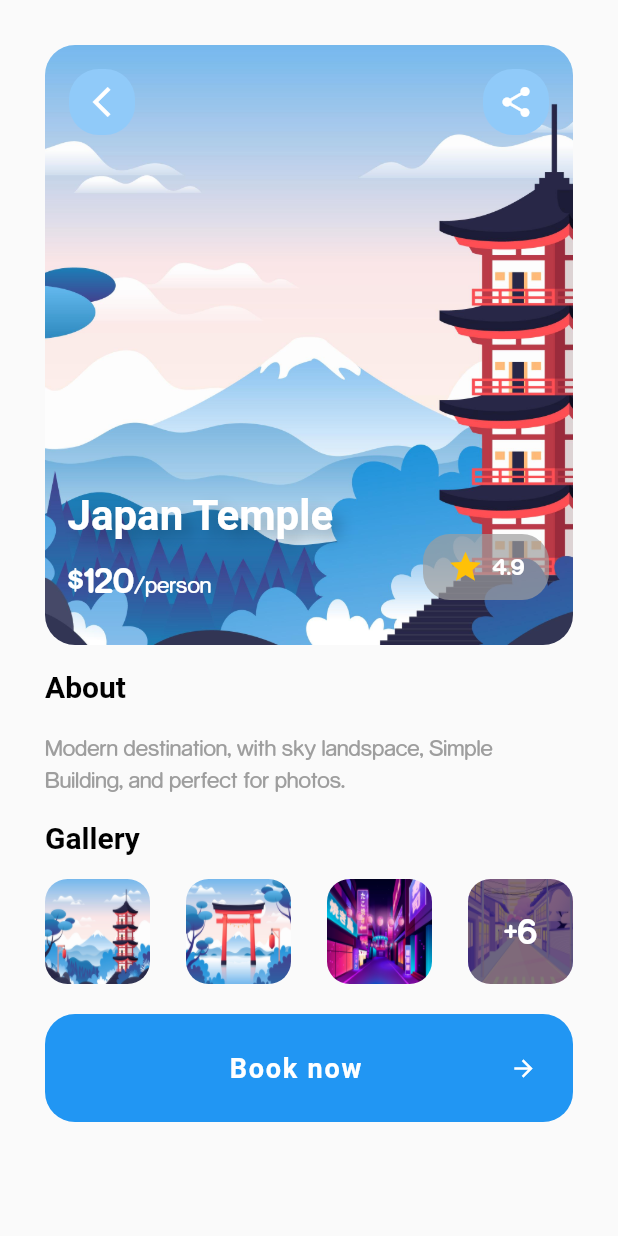
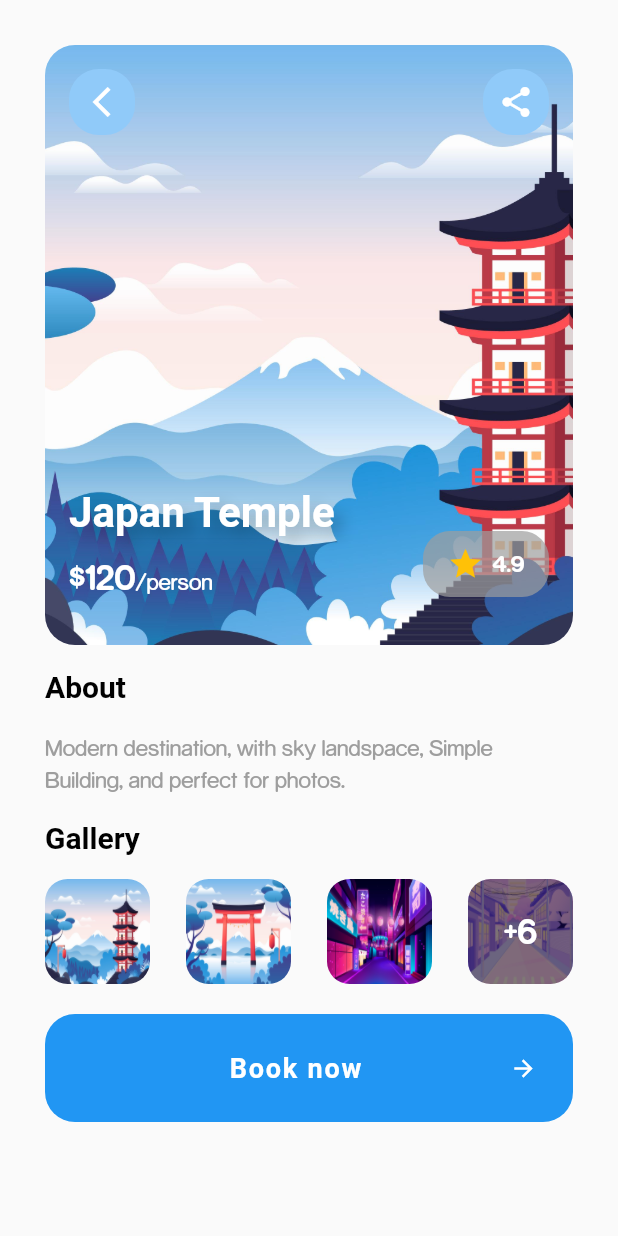
Before and after one commit to jsuarezruiz/flutter-travel-app-challenge, a Flutter app: the screen it shows after launch, after a tap on an icon or button, on a phone screen of 412 x 824 dp. Run offline on Flutter 3.47's test engine with Material 2 defaults, Android fonts, the phone set to English and light mode, and no system bars; Roboto replaces fonts that are missing (RockoFLF Bold).

Commit message:
Apply some optimizations

```diff
--- a/src/lib/main.dart
+++ b/src/lib/main.dart
@@ -17,7 +17,7 @@ class _MyAppState extends State<MyApp> {
     return MaterialApp(
       debugShowCheckedModeBanner: false,
       title: appTitle,
-      home: Home(),
+      home: const Home(),
     );
   }
 }
--- a/src/lib/screens/details.dart
+++ b/src/lib/screens/details.dart
@@ -13,7 +13,6 @@ class Details extends StatelessWidget {
         body: SingleChildScrollView(
           child: Padding(
             padding: const EdgeInsets.all(30.0),
-            child: Container(
             child: Column(
               children: [
                 buildHeaderWidget(context),
@@ -21,7 +20,6 @@ class Details extends StatelessWidget {
                 buildGalleryWidget(),
                 buildBookWidget(context),
               ],
-              ),
             ),
           ),
         ),
@@ -61,7 +59,7 @@ class Details extends StatelessWidget {
                   borderRadius: BorderRadius.circular(20),
                   color: Colors.blue[200],
                 ),
-                child: Center(
+                child: const Center(
                   child: Icon(
                     Icons.arrow_back_ios_outlined,
                     color: Colors.white,
@@ -80,7 +78,7 @@ class Details extends StatelessWidget {
                 borderRadius: BorderRadius.circular(20),
                 color: Colors.blue[200],
               ),
-              child: Center(
+              child: const Center(
                 child: Icon(
                   Icons.share,
                   color: Colors.white,
@@ -89,9 +87,9 @@ class Details extends StatelessWidget {
             ),
           ),
           Positioned(
-            bottom: 70,
-            left: 15,
-            child: Container(
+            bottom: 72,
+            left: 16,
+            child: SizedBox(
               width: 200,
               child: Text(
                 destination.name,
@@ -103,7 +101,7 @@ class Details extends StatelessWidget {
                   shadows: [
                     Shadow(
                         color: Colors.black.withOpacity(0.25),
-                        offset: Offset(6, 6),
+                        offset: const Offset(6, 6),
                         blurRadius: 12),
                   ],
                 ),
@@ -111,22 +109,22 @@ class Details extends StatelessWidget {
             ),
           ),
           Positioned(
-            bottom: 30,
-            left: 15,
+            bottom: 32,
+            left: 16,
             child: Row(
               crossAxisAlignment: CrossAxisAlignment.baseline,
               textBaseline: TextBaseline.alphabetic,
               children: [
                 Text(
                   '\$' + destination.price.toStringAsFixed(0),
-                  style: TextStyle(
+                  style: const TextStyle(
                     color: Colors.white,
                     fontFamily: 'RockoFLF',
                     fontSize: 20,
                     fontWeight: FontWeight.bold,
                   ),
                 ),
-                Text(
+                const Text(
                   '/person',
                   style: TextStyle(
                     color: Colors.white,
@@ -137,7 +135,7 @@ class Details extends StatelessWidget {
             ),
           ),
           Positioned(
-            bottom: 30,
+            bottom: 32,
             right: 16,
             child: Container(
               decoration: BoxDecoration(
@@ -149,7 +147,7 @@ class Details extends StatelessWidget {
               child: Row(
                 mainAxisAlignment: MainAxisAlignment.center,
                 crossAxisAlignment: CrossAxisAlignment.center,
-                children: [
+                children: const [
                   Icon(
                     Icons.star,
                     color: Colors.amber,
@@ -179,8 +177,8 @@ class Details extends StatelessWidget {
     return Column(
       crossAxisAlignment: CrossAxisAlignment.start,
       children: [
-        Padding(
-          padding: const EdgeInsets.symmetric(
+        const Padding(
+          padding: EdgeInsets.symmetric(
             vertical: 6.0,
           ),
           child: Text(
@@ -200,7 +198,7 @@ class Details extends StatelessWidget {
           ),
           child: Text(
             destination.about,
-            style: TextStyle(
+            style: const TextStyle(
               color: Colors.grey,
               fontFamily: 'RockoFLF',
               fontSize: 14,
@@ -216,8 +214,8 @@ class Details extends StatelessWidget {
     return Column(
       crossAxisAlignment: CrossAxisAlignment.start,
       children: [
-        Padding(
-          padding: const EdgeInsets.symmetric(
+        const Padding(
+          padding: EdgeInsets.symmetric(
             vertical: 6.0,
           ),
           child: Text(
@@ -264,7 +262,7 @@ class Details extends StatelessWidget {
                             )
                           : Container(),
                       (i + 1 == 4)
-                          ? Positioned(
+                          ? const Positioned(
                               child: Center(
                                 child: Text(
                                   '+6',
@@ -310,7 +308,7 @@ class Details extends StatelessWidget {
             padding: const EdgeInsets.all(8.0),
             child: Row(
               mainAxisAlignment: MainAxisAlignment.center,
-              children: [
+              children: const [
                 Spacer(),
                 Text(
                   'Book now',
--- a/src/lib/screens/home.dart
+++ b/src/lib/screens/home.dart
@@ -34,7 +34,7 @@ class _HomeState extends State<Home> {
       children: [
         SingleChildScrollView(
           child: Container(
-            color: Color(0xfff6f8fb),
+            color: const Color(0xfff6f8fb),
             child: Padding(
               padding: const EdgeInsets.all(30.0),
               child: Column(
@@ -50,13 +50,13 @@ class _HomeState extends State<Home> {
           ),
         ),
         Container(
-          color: Color(0xfff6f8fb),
+          color: const Color(0xfff6f8fb),
         ),
         Container(
-          color: Color(0xfff6f8fb),
+          color: const Color(0xfff6f8fb),
         ),
         Container(
-          color: Color(0xfff6f8fb),
+          color: const Color(0xfff6f8fb),
         ),
       ],
     );
@@ -65,13 +65,11 @@ class _HomeState extends State<Home> {
   Widget buildTabBar(BuildContext context) {
     return Container(
       color: Colors.white,
-      padding: EdgeInsets.only(
-        left: 40,
-        right: 40,
-        bottom: 20,
-        top: 20,
+      padding: const EdgeInsets.symmetric(
+        horizontal: 40.0,
+        vertical: 20.0,
       ),
-      child: TabBar(
+      child: const TabBar(
         labelColor: Colors.blue,
         unselectedLabelColor: Colors.grey,
         indicatorSize: TabBarIndicatorSize.label,
@@ -112,7 +110,7 @@ class _HomeState extends State<Home> {
       padding: const EdgeInsets.only(bottom: 6.0),
       child: Row(
         children: [
-          CircleAvatar(
+          const CircleAvatar(
             radius: 30,
             backgroundImage: AssetImage('images/profile.png'),
           ),
@@ -121,7 +119,7 @@ class _HomeState extends State<Home> {
               padding: const EdgeInsets.only(left: 20),
               child: Column(
                 crossAxisAlignment: CrossAxisAlignment.start,
-                children: [
+                children: const [
                   Text(
                     'Welcome',
                     style: TextStyle(
@@ -131,7 +129,7 @@ class _HomeState extends State<Home> {
                     ),
                   ),
                   Padding(
-                    padding: const EdgeInsets.only(top: 3),
+                    padding: EdgeInsets.only(top: 3),
                     child: Text(
                       'Arya Wijaya',
                       style: TextStyle(
@@ -148,7 +146,7 @@ class _HomeState extends State<Home> {
           ),
           Stack(
             children: [
-              Icon(
+              const Icon(
                 Icons.notifications,
                 size: 30,
                 color: Colors.grey,
@@ -159,7 +157,7 @@ class _HomeState extends State<Home> {
                 child: Container(
                   width: 12,
                   height: 12,
-                  decoration: BoxDecoration(
+                  decoration: const BoxDecoration(
                     color: Colors.red,
                     shape: BoxShape.circle,
                   ),
@@ -177,13 +175,13 @@ class _HomeState extends State<Home> {
       padding: const EdgeInsets.symmetric(vertical: 6),
       child: Row(
         children: [
-          Expanded(
+          const Expanded(
             child: SearchBar(),
           ),
           Padding(
             padding: const EdgeInsets.only(left: 10),
             child: Container(
-              decoration: BoxDecoration(
+              decoration: const BoxDecoration(
                 borderRadius: BorderRadius.all(
                   Radius.circular(8),
                 ),
@@ -191,7 +189,7 @@ class _HomeState extends State<Home> {
               ),
               width: 48,
               height: 48,
-              child: Icon(
+              child: const Icon(
                 Icons.settings_input_component,
                 color: Colors.white,
               ),
@@ -204,7 +202,7 @@ class _HomeState extends State<Home> {
 
   Widget buildRecommendedWidget(List<Destination> destinations) {
     return Padding(
-        padding: EdgeInsets.only(top: 10, bottom: 10),
+        padding: const EdgeInsets.only(top: 10, bottom: 10),
         child: Column(
           children: [
             Padding(
@@ -212,7 +210,7 @@ class _HomeState extends State<Home> {
               child: Row(
                 mainAxisAlignment: MainAxisAlignment.end,
                 crossAxisAlignment: CrossAxisAlignment.end,
-                children: [
+                children: const [
                   Expanded(
                     child: Text(
                       'Recommended',
@@ -225,7 +223,7 @@ class _HomeState extends State<Home> {
                     ),
                   ),
                   Padding(
-                    padding: const EdgeInsets.only(
+                    padding: EdgeInsets.only(
                       left: 10.0,
                     ),
                     child: Icon(
@@ -272,7 +270,7 @@ class _HomeState extends State<Home> {
 
   Widget buildTopWidget(List<Destination> destinations) {
     return Padding(
-        padding: EdgeInsets.only(top: 10, bottom: 10),
+        padding: const EdgeInsets.only(top: 10, bottom: 10),
         child: Column(
           children: [
             Padding(
@@ -280,7 +278,7 @@ class _HomeState extends State<Home> {
               child: Row(
                 mainAxisAlignment: MainAxisAlignment.end,
                 crossAxisAlignment: CrossAxisAlignment.end,
-                children: [
+                children: const [
                   Expanded(
                     child: Text(
                       'Top Destinations',
@@ -293,7 +291,7 @@ class _HomeState extends State<Home> {
                     ),
                   ),
                   Padding(
-                    padding: const EdgeInsets.only(
+                    padding: EdgeInsets.only(
                       left: 10.0,
                     ),
                     child: Icon(
--- a/src/lib/widgets/recommended_destination.dart
+++ b/src/lib/widgets/recommended_destination.dart
@@ -32,7 +32,7 @@ class RecommendedDestination extends StatelessWidget {
             child: Center(
               child: Text(
                 '\$' + destination.price.toStringAsFixed(0),
-                style: TextStyle(
+                style: const TextStyle(
                   color: Colors.white,
                   fontFamily: 'RockoFLF',
                   fontSize: 17,
@@ -51,7 +51,7 @@ class RecommendedDestination extends StatelessWidget {
               mainAxisAlignment: MainAxisAlignment.start,
               crossAxisAlignment: CrossAxisAlignment.start,
               children: [
-                Container(
+                SizedBox(
                   width: 150,
                   child: Text(
                     destination.name,
@@ -63,18 +63,18 @@ class RecommendedDestination extends StatelessWidget {
                       shadows: [
                         Shadow(
                             color: Colors.black.withOpacity(0.25),
-                            offset: Offset(6, 6),
+                            offset: const Offset(6, 6),
                             blurRadius: 12),
                       ],
                     ),
                   ),
                 ),
-                SizedBox(
+                const SizedBox(
                   height: 3,
                 ),
                 Text(
                   destination.place,
-                  style: TextStyle(
+                  style: const TextStyle(
                     color: Colors.white,
                     fontSize: 15,
                   ),
--- a/src/lib/widgets/searchbar.dart
+++ b/src/lib/widgets/searchbar.dart
@@ -6,7 +6,7 @@ class SearchBar extends StatelessWidget {
   @override
   Widget build(BuildContext context) {
     return Container(
-      decoration: BoxDecoration(
+      decoration: const BoxDecoration(
         color: Colors.white,
         borderRadius: BorderRadius.all(
           Radius.circular(12.0),
@@ -19,15 +19,15 @@ class SearchBar extends StatelessWidget {
           color: Colors.grey[300],
         ),
         decoration: InputDecoration(
-          contentPadding: EdgeInsets.all(10.0),
+          contentPadding: const EdgeInsets.all(10.0),
           border: OutlineInputBorder(
             borderRadius: BorderRadius.circular(5.0),
-            borderSide: BorderSide(
+            borderSide: const BorderSide(
               color: Colors.white,
             ),
           ),
           enabledBorder: OutlineInputBorder(
-            borderSide: BorderSide(
+            borderSide: const BorderSide(
               color: Colors.white,
             ),
             borderRadius: BorderRadius.circular(5.0),
@@ -37,7 +37,7 @@ class SearchBar extends StatelessWidget {
             Icons.search,
             color: Colors.grey,
           ),
-          hintStyle: TextStyle(
+          hintStyle: const TextStyle(
             fontFamily: 'RockoFLF',
             fontSize: 14.0,
             color: Colors.grey,
--- a/src/lib/widgets/top_destination.dart
+++ b/src/lib/widgets/top_destination.dart
@@ -12,7 +12,7 @@ class TopDestination extends StatelessWidget {
       children: [
         Container(
           height: 80,
-          decoration: new BoxDecoration(
+          decoration: const BoxDecoration(
             color: Colors.white,
             borderRadius: BorderRadius.all(
               Radius.circular(12.0),
@@ -42,19 +42,19 @@ class TopDestination extends StatelessWidget {
                     children: [
                       Text(
                         destination.place,
-                        style: TextStyle(
+                        style: const TextStyle(
                           color: Colors.black,
                           fontFamily: 'RockoFLF Bold',
                           fontSize: 16,
                           fontWeight: FontWeight.bold,
                         ),
                       ),
-                      SizedBox(
+                      const SizedBox(
                         height: 10,
                       ),
                       Text(
                         destination.name,
-                        style: TextStyle(
+                        style: const TextStyle(
                           fontFamily: 'RockoFLF',
                           color: Colors.grey,
                         ),
@@ -66,7 +66,7 @@ class TopDestination extends StatelessWidget {
             ),
           ),
         ),
-        SizedBox(
+        const SizedBox(
           width: 20.0,
         ),
       ],
```
Lines whose indentation alone changed are shown as unchanged.
